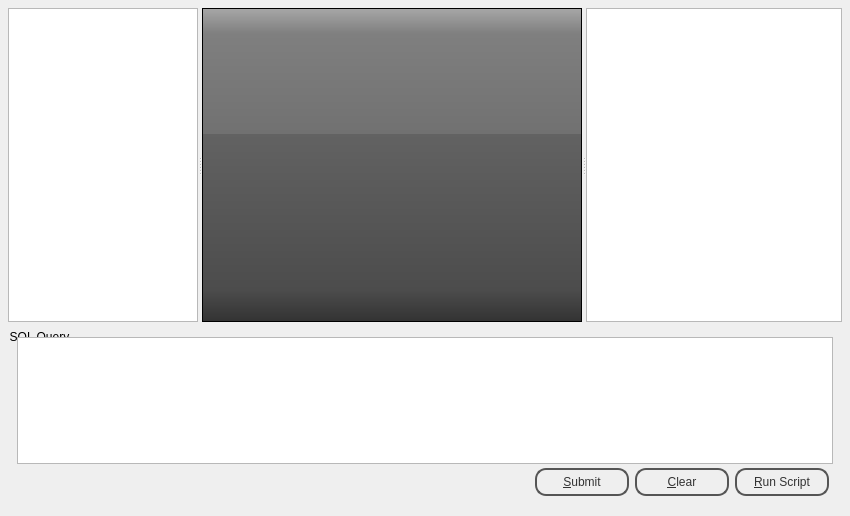
The window that sandbox/icl/libs/xplore/br1/sqlbrowser/browserwidget.ui (tonado/boost) describes before a commit, drawn with Qt 5.
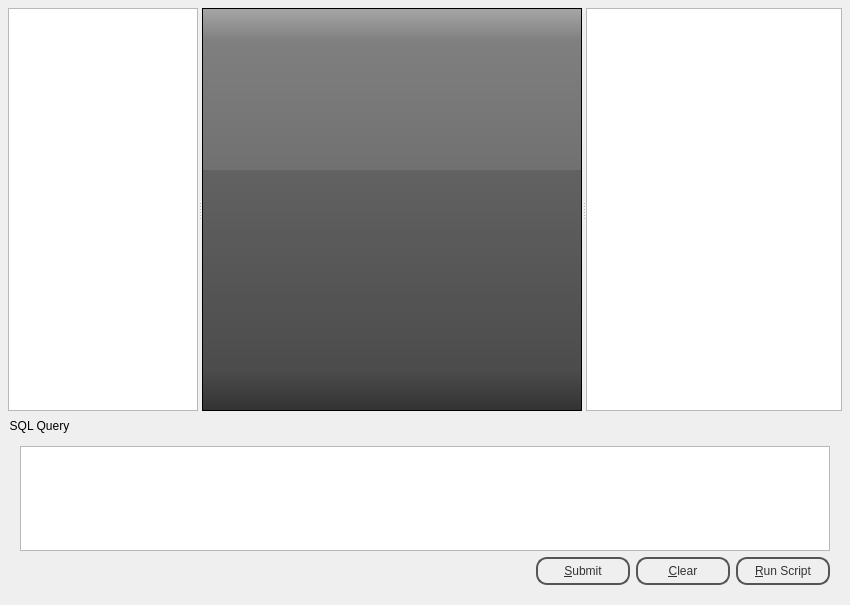
The same window after the commit. Custom widgets are drawn as their Qt base class.

```diff
--- a/sandbox/icl/libs/xplore/br1/sqlbrowser/browserwidget.ui
+++ b/sandbox/icl/libs/xplore/br1/sqlbrowser/browserwidget.ui
@@ -7,7 +7,7 @@
     <x>0</x>
     <y>0</y>
     <width>850</width>
-    <height>516</height>
+    <height>605</height>
    </rect>
   </property>
   <property name="windowTitle">
@@ -602,7 +602,7 @@
    <item>
     <widget class="QGroupBox" name="groupBox">
      <property name="sizePolicy">
-      <sizepolicy hsizetype="Preferred" vsizetype="MinimumExpanding">
+      <sizepolicy hsizetype="Expanding" vsizetype="MinimumExpanding">
        <horstretch>0</horstretch>
        <verstretch>0</verstretch>
       </sizepolicy>
@@ -616,15 +616,9 @@
      <property name="title">
       <string>SQL Query</string>
      </property>
+     <layout class="QVBoxLayout" name="verticalLayout">
+      <item>
      <widget class="QTextEdit" name="sqlEdit">
-      <property name="geometry">
-       <rect>
-        <x>9</x>
-        <y>9</y>
-        <width>816</width>
-        <height>127</height>
-       </rect>
-      </property>
       <property name="sizePolicy">
        <sizepolicy hsizetype="Expanding" vsizetype="MinimumExpanding">
         <horstretch>0</horstretch>
@@ -644,15 +638,8 @@
        </size>
       </property>
      </widget>
-     <widget class="QWidget" name="">
-      <property name="geometry">
-       <rect>
-        <x>10</x>
-        <y>140</y>
-        <width>811</width>
-        <height>29</height>
-       </rect>
-      </property>
+      </item>
+      <item>
       <layout class="QHBoxLayout" name="horizontalLayout">
        <item>
         <spacer>
@@ -689,7 +676,8 @@
         </widget>
        </item>
       </layout>
-     </widget>
+      </item>
+     </layout>
     </widget>
    </item>
   </layout>
```
Lines whose indentation alone changed are shown as unchanged.
